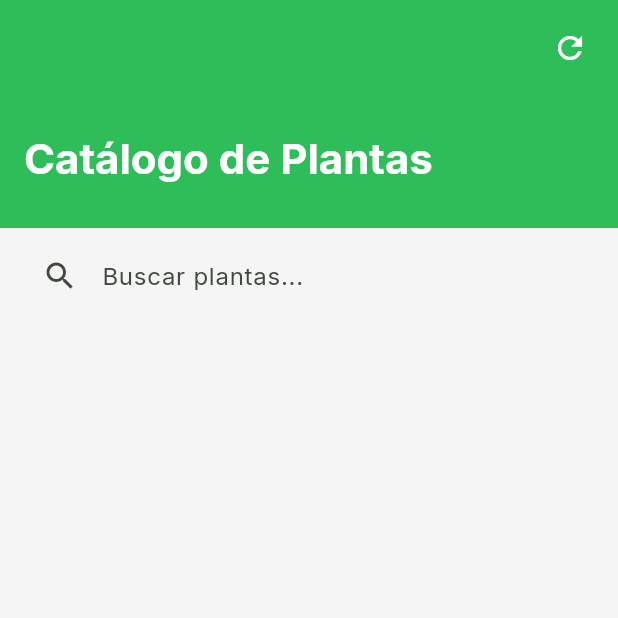
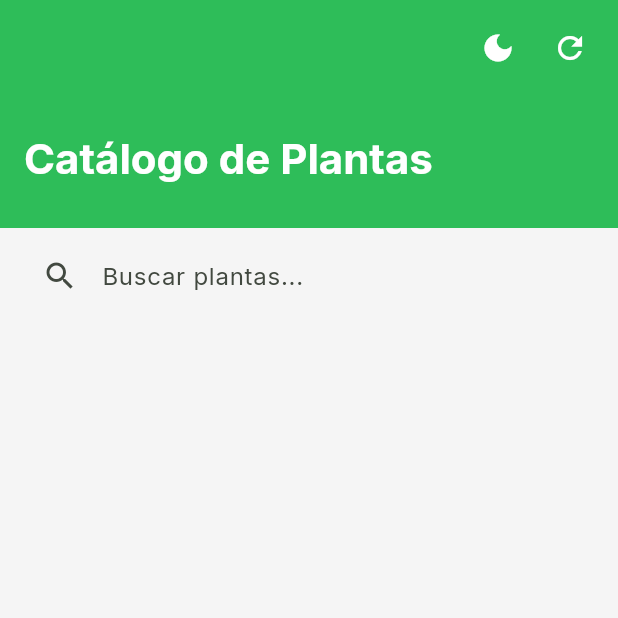
Before and after one commit to Danirodrigzz/lagro-plant-manager, a Flutter app: the screen it shows after launch, on a phone screen of 412 x 824 dp, the top half of it. Run offline on Flutter 3.47's test engine with Material 3 defaults, Android fonts, the phone set to English and light mode, and no system bars; our stand-ins replace cached_network_image, dio, flutter_riverpod, freezed_annotation, google_fonts, hive and 1 more; accounts and stored records are empty; network calls fail.

Commit message:
feat(flutter): add dark/ligth mode toggle with Hive persistence

```diff
--- a/frontend/lib/core/theme/app_colors.dart
+++ b/frontend/lib/core/theme/app_colors.dart
@@ -19,4 +19,11 @@ class AppColors {
   // Status Colors
   static const Color success = Color(0xFF388E3C);
   static const Color warning = Color(0xFFFFA000);
+
+  // Dark Theme Colors
+  static const Color darkBackground = Color(0xFF121212);
+  static const Color darkSurface = Color(0xFF1E1E1E);
+  static const Color darkCard = Color(0xFF2C2C2C);
+  static const Color darkTextPrimary = Color(0xFFE0E0E0);
+  static const Color darkTextSecondary = Color(0xFF9E9E9E);
 }
--- a/frontend/lib/core/theme/app_theme.dart
+++ b/frontend/lib/core/theme/app_theme.dart
@@ -6,12 +6,12 @@ class AppTheme {
   static ThemeData get lightTheme {
     return ThemeData(
       useMaterial3: true,
+      brightness: Brightness.light,
       colorScheme: ColorScheme.fromSeed(
         seedColor: AppColors.primary,
         primary: AppColors.primary,
         secondary: AppColors.accent,
         surface: AppColors.surface,
-        background: AppColors.background,
         error: AppColors.error,
         onPrimary: AppColors.textOnPrimary,
       ),
@@ -36,7 +36,7 @@ class AppTheme {
         elevation: 0,
         shape: RoundedRectangleBorder(
           borderRadius: BorderRadius.circular(16),
-          side: BorderSide(color: Colors.grey.withOpacity(0.2)),
+          side: BorderSide(color: Colors.grey.shade200),
         ),
         color: Colors.white,
       ),
@@ -56,4 +56,59 @@ class AppTheme {
       ),
     );
   }
+
+  static ThemeData get darkTheme {
+    return ThemeData(
+      useMaterial3: true,
+      brightness: Brightness.dark,
+      colorScheme: ColorScheme.fromSeed(
+        seedColor: AppColors.primary,
+        brightness: Brightness.dark,
+        primary: AppColors.primary,
+        secondary: AppColors.accent,
+        surface: AppColors.darkSurface,
+        error: AppColors.error,
+        onPrimary: AppColors.textOnPrimary,
+      ),
+      scaffoldBackgroundColor: AppColors.darkBackground,
+      textTheme: GoogleFonts.interTextTheme(ThemeData.dark().textTheme).copyWith(
+        displayLarge: GoogleFonts.outfit(
+          color: AppColors.darkTextPrimary,
+          fontWeight: FontWeight.bold,
+        ),
+        titleLarge: GoogleFonts.outfit(
+          color: AppColors.darkTextPrimary,
+          fontWeight: FontWeight.w600,
+        ),
+      ),
+      appBarTheme: const AppBarTheme(
+        backgroundColor: AppColors.darkSurface,
+        foregroundColor: AppColors.darkTextPrimary,
+        elevation: 0,
+        centerTitle: false,
+      ),
+      cardTheme: CardThemeData(
+        elevation: 0,
+        shape: RoundedRectangleBorder(
+          borderRadius: BorderRadius.circular(16),
+          side: BorderSide(color: Colors.grey.shade800),
+        ),
+        color: AppColors.darkCard,
+      ),
+      elevatedButtonTheme: ElevatedButtonThemeData(
+        style: ElevatedButton.styleFrom(
+          backgroundColor: AppColors.primary,
+          foregroundColor: AppColors.textOnPrimary,
+          minimumSize: const Size.fromHeight(56),
+          shape: RoundedRectangleBorder(
+            borderRadius: BorderRadius.circular(12),
+          ),
+          textStyle: GoogleFonts.inter(
+            fontWeight: FontWeight.w600,
+            fontSize: 16,
+          ),
+        ),
+      ),
+    );
+  }
 }
--- /dev/null
+++ b/frontend/lib/features/products/presentation/providers/theme_provider.dart
@@ -0,0 +1,35 @@
+import 'package:flutter/material.dart';
+import 'package:flutter_riverpod/flutter_riverpod.dart';
+import 'package:hive_flutter/hive_flutter.dart';
+
+class ThemeNotifier extends StateNotifier<ThemeMode> {
+  static const _boxName = 'settings';
+  static const _key = 'isDarkMode';
+
+  ThemeNotifier() : super(ThemeMode.light) {
+    _loadTheme();
+  }
+
+  Future<void> _loadTheme() async {
+    final box = await Hive.openBox(_boxName);
+    final isDark = box.get(_key, defaultValue: false) as bool;
+    state = isDark ? ThemeMode.dark : ThemeMode.light;
+  }
+
+  Future<void> toggleTheme() async {
+    final box = await Hive.openBox(_boxName);
+    if (state == ThemeMode.light) {
+      state = ThemeMode.dark;
+      await box.put(_key, true);
+    } else {
+      state = ThemeMode.light;
+      await box.put(_key, false);
+    }
+  }
+
+  bool get isDarkMode => state == ThemeMode.dark;
+}
+
+final themeProvider = StateNotifierProvider<ThemeNotifier, ThemeMode>((ref) {
+  return ThemeNotifier();
+});
--- a/frontend/lib/features/products/presentation/screens/products_screen.dart
+++ b/frontend/lib/features/products/presentation/screens/products_screen.dart
@@ -2,6 +2,7 @@ import 'package:flutter/material.dart';
 import 'package:flutter_riverpod/flutter_riverpod.dart';
 import 'package:lagro_plant_manager/core/widgets/shimmer_widgets.dart';
 import 'package:lagro_plant_manager/features/products/presentation/providers/products_notifiers.dart';
+import 'package:lagro_plant_manager/features/products/presentation/providers/theme_provider.dart';
 import 'package:lagro_plant_manager/features/products/presentation/widgets/category_chips.dart';
 import 'package:lagro_plant_manager/features/products/presentation/widgets/product_card.dart';
 import 'package:lagro_plant_manager/features/products/presentation/widgets/search_bar_widget.dart';
@@ -13,6 +14,8 @@ class ProductsScreen extends ConsumerWidget {
   Widget build(BuildContext context, WidgetRef ref) {
     final state = ref.watch(productsNotifierProvider);
     final notifier = ref.read(productsNotifierProvider.notifier);
+    final themeNotifier = ref.read(themeProvider.notifier);
+    final isDark = ref.watch(themeProvider) == ThemeMode.dark;
 
     return Scaffold(
       body: RefreshIndicator(
@@ -26,6 +29,19 @@ class ProductsScreen extends ConsumerWidget {
                 style: TextStyle(fontWeight: FontWeight.bold),
               ),
               actions: [
+                IconButton(
+                  onPressed: () => themeNotifier.toggleTheme(),
+                  icon: AnimatedSwitcher(
+                    duration: const Duration(milliseconds: 300),
+                    transitionBuilder: (child, animation) =>
+                        RotationTransition(turns: animation, child: child),
+                    child: Icon(
+                      isDark ? Icons.light_mode : Icons.dark_mode,
+                      key: ValueKey(isDark),
+                    ),
+                  ),
+                  tooltip: isDark ? 'Modo claro' : 'Modo oscuro',
+                ),
                 IconButton(
                   onPressed: () => notifier.refresh(),
                   icon: const Icon(Icons.refresh),
--- a/frontend/lib/main.dart
+++ b/frontend/lib/main.dart
@@ -4,6 +4,7 @@ import 'package:hive_flutter/hive_flutter.dart';
 import 'core/theme/app_theme.dart';
 import 'core/constants/app_constants.dart';
 import 'features/products/data/models/product_model.dart';
+import 'features/products/presentation/providers/theme_provider.dart';
 import 'features/products/presentation/screens/products_screen.dart';
 
 void main() async {
@@ -23,15 +24,19 @@ void main() async {
   );
 }
 
-class MyApp extends StatelessWidget {
+class MyApp extends ConsumerWidget {
   const MyApp({super.key});
 
   @override
-  Widget build(BuildContext context) {
+  Widget build(BuildContext context, WidgetRef ref) {
+    final themeMode = ref.watch(themeProvider);
+
     return MaterialApp(
       title: AppConstants.appName,
       debugShowCheckedModeBanner: false,
       theme: AppTheme.lightTheme,
+      darkTheme: AppTheme.darkTheme,
+      themeMode: themeMode,
       home: const ProductsScreen(),
     );
   }
```
